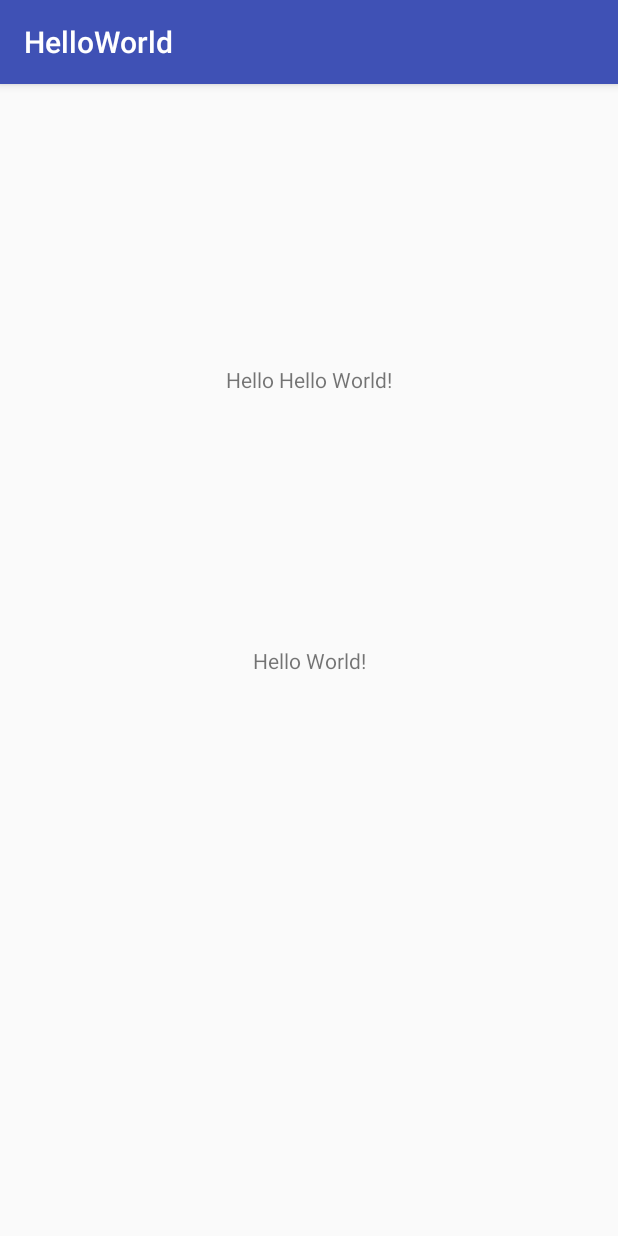
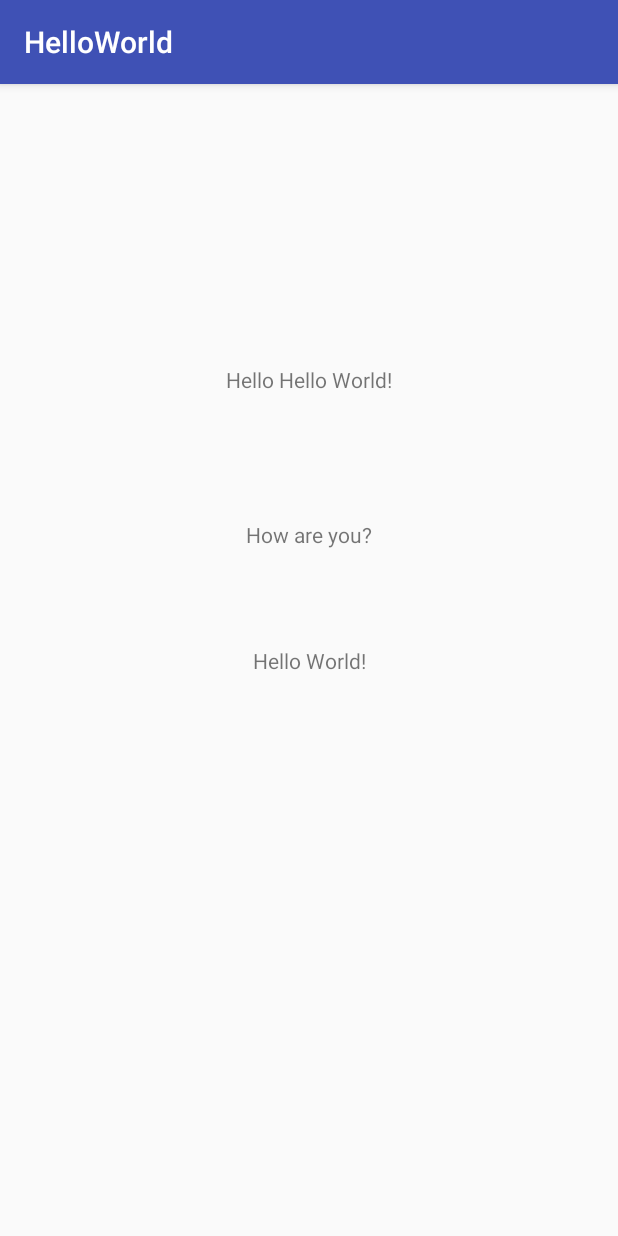
Before and after one commit to PallaviGanorkar/hello-world, an Android app: the screen it shows after launch (MainActivity), on a phone screen of 412 x 824 dp. Run offline under Robolectric (Android 15) with nearby library versions, the phone set to English and light mode, and no system bars.

Commit message:
third commit

```diff
--- a/app/src/main/res/layout/activity_main.xml
+++ b/app/src/main/res/layout/activity_main.xml
@@ -26,6 +26,16 @@
         app:layout_constraintRight_toRightOf="parent"
         app:layout_constraintTop_toTopOf="parent" />
 
+    <TextView
+        android:id="@+id/txt_hru"
+        android:layout_width="wrap_content"
+        android:layout_height="wrap_content"
+        android:text="How are you?"
+        app:layout_constraintBottom_toBottomOf="@id/txt_hello_world"
+        app:layout_constraintLeft_toLeftOf="parent"
+        app:layout_constraintRight_toRightOf="parent"
+        app:layout_constraintTop_toBottomOf="@id/txt_hello_hello_world" />
+
 
 
 </android.support.constraint.ConstraintLayout>
```
